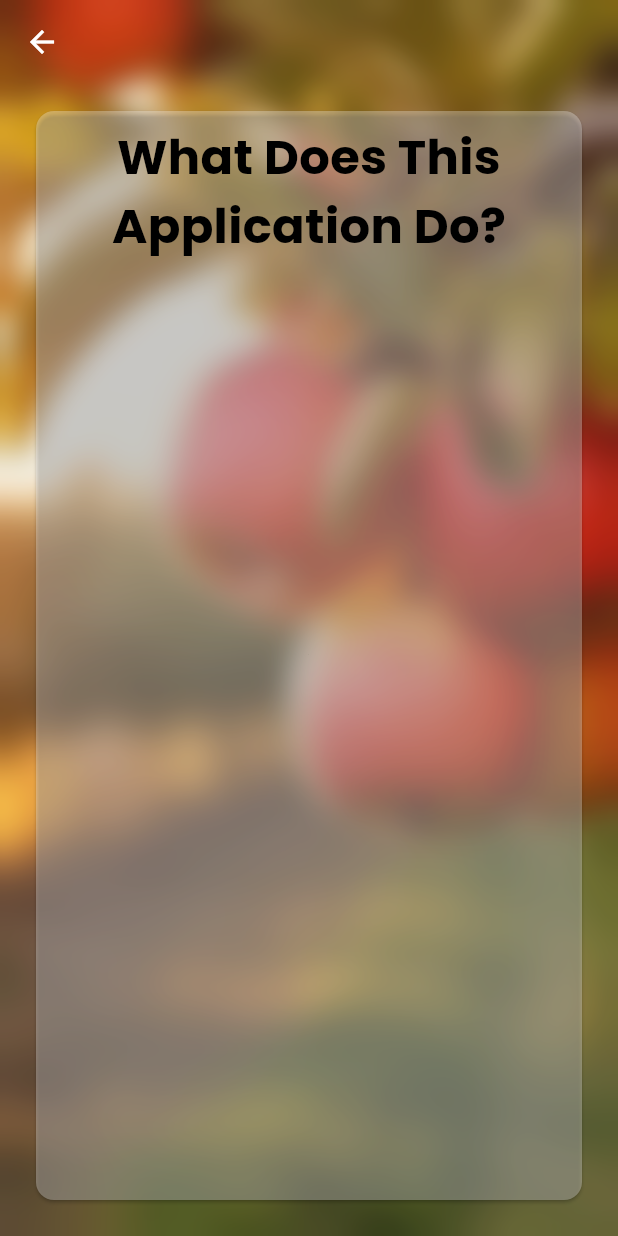
After one commit to aspanguluri/bitcamp-project, a Flutter app: the InstructionsView screen opened directly, on a phone screen of 412 x 824 dp. The commit adds this screen. Run offline on Flutter 3.47's test engine with Material 3 defaults, Android fonts, the phone set to English and light mode, and no system bars; our stand-ins replace google_fonts; missing offline and left inert: dart:html.

Commit message:
Added instructions page

```diff
--- /dev/null
+++ b/lib/instructions_view.dart
@@ -0,0 +1,70 @@
+import 'dart:html';
+import 'dart:ui';
+
+import 'package:flutter/material.dart';
+import 'package:google_fonts/google_fonts.dart';
+
+class InstructionsView extends StatelessWidget {
+  const InstructionsView({super.key});
+
+  @override
+  Widget build(BuildContext context) {
+    return Scaffold(
+      extendBodyBehindAppBar: true,
+      appBar: AppBar(
+        backgroundColor: Colors.transparent,
+        leading: const BackButton(
+          color: Colors.white,
+        ),
+        elevation: 0.0,
+      ),
+      body: Container(
+        decoration: const BoxDecoration(
+          image: DecorationImage(
+            image: AssetImage("assets/images/apple-orchard.jpeg"),
+            fit: BoxFit.cover,
+          ),
+        ),
+        child: ClipRRect(
+          child: BackdropFilter(
+            filter: ImageFilter.blur(sigmaX: 10, sigmaY: 10),
+            child: Container(
+              alignment: Alignment.center,
+              color: Colors.grey.withOpacity(0.1),
+              child: Container(
+                padding: const EdgeInsets.all(16.0),
+                child: Column(
+                  children: [
+                    const SizedBox(height: 50),
+                    Expanded(
+                      child: Card(
+                        color: Colors.white.withOpacity(0.3),
+                        margin: const EdgeInsets.all(8.0),
+                        child: Padding(
+                          padding: const EdgeInsets.all(8.0),
+                          child: Column(
+                            children: [
+                              Text(
+                                "What Does This Application Do?",
+                                textAlign: TextAlign.center,
+                                style: GoogleFonts.poppins(
+                                  fontSize: 32,
+                                  fontWeight: FontWeight.bold,
+                                  color: Colors.black,
+                                ),
+                              ),
+                            ],
+                          ),
+                        ),
+                      ),
+                    ),
+                  ],
+                ),
+              ),
+            ),
+          ),
+        ),
+      ),
+    );
+  }
+}
--- a/lib/upload_image_view.dart
+++ b/lib/upload_image_view.dart
@@ -1,5 +1,6 @@
 import 'dart:ui';
 
+import 'package:bitcamp_project/instructions_view.dart';
 import 'package:flutter/material.dart';
 import 'package:google_fonts/google_fonts.dart';
 
@@ -89,7 +90,12 @@ class _UploadImageViewState extends State<UploadImageView> {
                             size: 40.0,
                           ),
                           onPressed: () {
-                            //TODO: Insert page route to instructions page
+                            Navigator.push(
+                              context,
+                              MaterialPageRoute(
+                                builder: (context) => const InstructionsView(),
+                              ),
+                            );
                           },
                         ),
                       ],
```
Also changed, not shown: assets/images/apple-orchard.jpeg (added).
